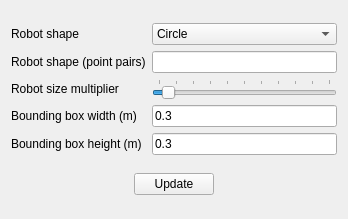
First picture: the form in stdr_gui/ui/robotProperties.ui, repository stdr-simulator-ros-pkg/stdr_simulator, before the edit.
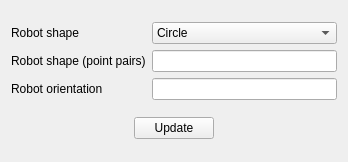
Second picture: the form after the edit.

Commit message: Robot edit in robotCreator almost works

Diff of the .ui file:
```diff
--- a/stdr_gui/ui/robotProperties.ui
+++ b/stdr_gui/ui/robotProperties.ui
@@ -7,7 +7,7 @@
     <x>0</x>
     <y>0</y>
     <width>348</width>
-    <height>219</height>
+    <height>162</height>
    </rect>
   </property>
   <property name="windowTitle">
@@ -16,20 +16,6 @@
   <layout class="QGridLayout" name="gridLayout_2">
    <item row="0" column="0">
     <layout class="QGridLayout" name="gridLayout">
-     <item row="2" column="0">
-      <widget class="QLabel" name="label_3">
-       <property name="text">
-        <string>Robot size multiplier</string>
-       </property>
-      </widget>
-     </item>
-     <item row="1" column="0">
-      <widget class="QLabel" name="label_2">
-       <property name="text">
-        <string>Robot shape (point pairs)</string>
-       </property>
-      </widget>
-     </item>
      <item row="0" column="0">
       <widget class="QLabel" name="label">
        <property name="text">
@@ -64,58 +50,22 @@
      <item row="1" column="1">
       <widget class="QLineEdit" name="lineEdit"/>
      </item>
-     <item row="3" column="1">
-      <widget class="QLineEdit" name="lineEdit_2">
+     <item row="2" column="0">
+      <widget class="QLabel" name="label_3">
        <property name="text">
-        <string>0.3</string>
+        <string>Robot orientation</string>
        </property>
-       <property name="readOnly">
-        <bool>true</bool>
+      </widget>
+     </item>
+     <item row="1" column="0">
+      <widget class="QLabel" name="label_2">
+       <property name="text">
+        <string>Robot shape (point pairs)</string>
        </property>
       </widget>
      </item>
      <item row="2" column="1">
-      <widget class="QSlider" name="horizontalSlider">
-       <property name="maximum">
-        <number>10000</number>
-       </property>
-       <property name="value">
-        <number>500</number>
-       </property>
-       <property name="orientation">
-        <enum>Qt::Horizontal</enum>
-       </property>
-       <property name="tickPosition">
-        <enum>QSlider::TicksAbove</enum>
-       </property>
-       <property name="tickInterval">
-        <number>1000</number>
-       </property>
-      </widget>
-     </item>
-     <item row="3" column="0">
-      <widget class="QLabel" name="label_4">
-       <property name="text">
-        <string>Bounding box width (m)</string>
-       </property>
-      </widget>
-     </item>
-     <item row="4" column="0">
-      <widget class="QLabel" name="label_5">
-       <property name="text">
-        <string>Bounding box height (m)</string>
-       </property>
-      </widget>
-     </item>
-     <item row="4" column="1">
-      <widget class="QLineEdit" name="lineEdit_3">
-       <property name="text">
-        <string>0.3</string>
-       </property>
-       <property name="readOnly">
-        <bool>true</bool>
-       </property>
-      </widget>
+      <widget class="QLineEdit" name="robotOrientation"/>
      </item>
     </layout>
    </item>
```
Left out of the diff: 4 changed lines with no effect on the pictures. The commit also changes 5 other files.
